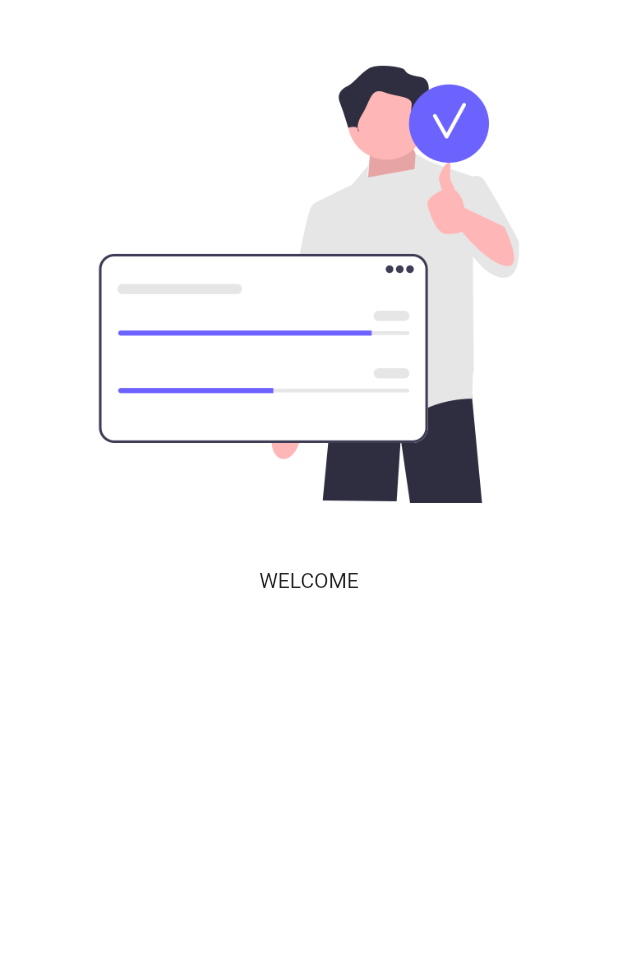
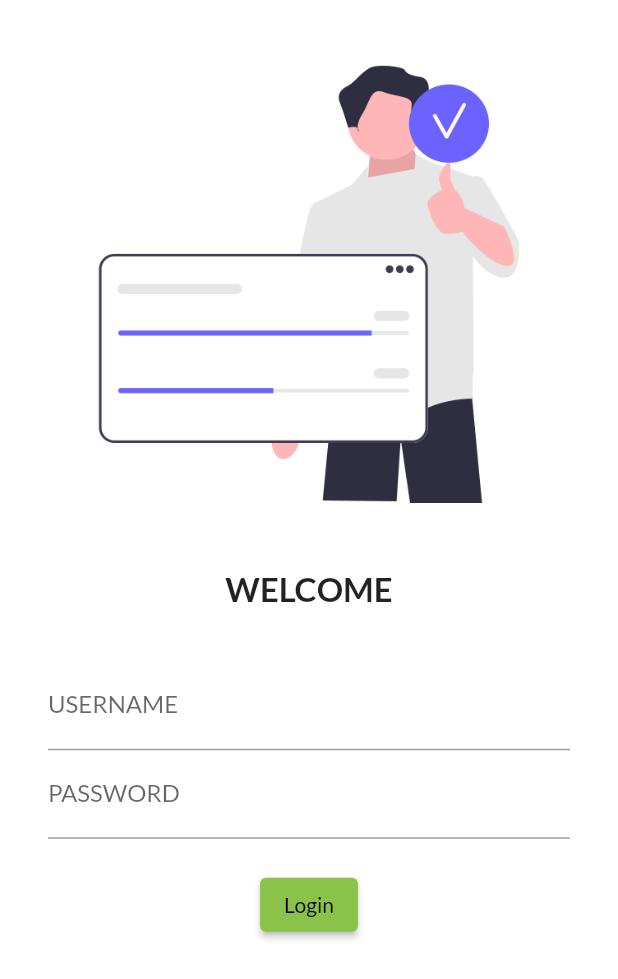
Before and after one commit to anandjaiswal1999/E-commerce_App, a Flutter app: the screen it shows after launch, on a phone screen of 412 x 824 dp. Shown: the top 979 px of the screen. Run offline on Flutter 3.47's test engine with Material 2 defaults, Android fonts, the phone set to English and light mode, and no system bars; our stand-ins replace google_fonts.

Commit message:
Day-4 completed

```diff
--- a/lib/Pages/login_page.dart
+++ b/lib/Pages/login_page.dart
@@ -10,12 +10,56 @@ class LoginPage extends StatelessWidget {
         color: Colors.white,
         child: Column(
           children: [
-            Image.asset("assets/images/Login.png",
-            fit: BoxFit.cover,
+            Image.asset(
+              "assets/images/Login.png",
+              fit: BoxFit.cover,
             ),
-            Text("WELCOME"),
+            Text(
+              "WELCOME",
+              style: TextStyle(
+                fontWeight: FontWeight.bold,
+                fontSize: 22,
+              ),
+            ),
+            SizedBox(
+              height: 20.0,
+            ),
+            Padding(
+              padding:
+                  const EdgeInsets.symmetric(vertical: 16.0, horizontal: 32.0),
+              child: Column(
+                children: [
+                  TextFormField(
+                    decoration: InputDecoration(
+                      hintText: "ENTER USERNAME",
+                      labelText: "USERNAME",
+                    ),
+                  ),
+                  TextFormField(
+                    obscureText: true,
+                    decoration: InputDecoration(
+                      hintText: "PASSWORD",
+                      labelText: "PASSWORD",
+                    ),
+                  ),
+                  SizedBox(
+                    height: 20.0,
+                  ),
+                  ElevatedButton(
+                    child: Text("Login"),
+                    style: TextButton.styleFrom(),
+                    onPressed: () {
+                      print("Hi Newbie");
+                    },
+                  ),
+                ],
+              ),
+            )
+            // Padding(
+            //   padding: const EdgeInsets.symmetric(vertical: 16.8,horizontal: 32.0),
+
+            // ),
           ],
-        )
-        );
+        ));
   }
 }
--- a/lib/main.dart
+++ b/lib/main.dart
@@ -1,6 +1,7 @@
 import 'package:flutter/material.dart';
 import 'Pages/homepage.dart';
 import 'Pages/login_page.dart';
+import 'package:google_fonts/google_fonts.dart';
 
 void main() {
   runApp(const MyApp());
@@ -15,6 +16,7 @@ class MyApp extends StatelessWidget {
       themeMode: ThemeMode.light,
       theme: ThemeData(
         primarySwatch: Colors.lightGreen,
+        fontFamily:GoogleFonts.lato().fontFamily ,
       ),
       darkTheme: ThemeData(brightness: Brightness.dark),
       // initialRoute: "/home",
--- a/pubspec.yaml
+++ b/pubspec.yaml
@@ -34,7 +34,6 @@ dependencies:
   # The following adds the Cupertino Icons font to your application.
   # Use with the CupertinoIcons class for iOS style icons.
   cupertino_icons: ^1.0.2
-  google_fonts: ^3.0.1
 
 dev_dependencies:
   flutter_test:
@@ -46,6 +45,7 @@ dev_dependencies:
   # package. See that file for information about deactivating specific lint
   # rules and activating additional ones.
   flutter_lints: ^1.0.0
+  google_fonts: ^3.0.1
 
 # For information on the generic Dart part of this file, see the
 # following page: https://dart.dev/tools/pub/pubspec
```
Also changed, not shown: pubspec.lock, 3 other files.
